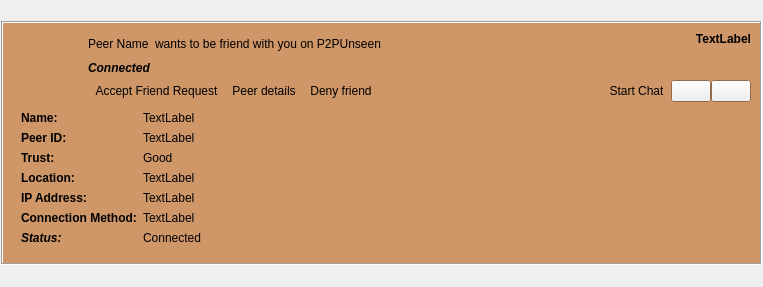
Before: the Qt Designer form retroshare-gui/src/gui/feeds/SecurityItem.ui in RetroShare/RetroShare, drawn with Qt 5.
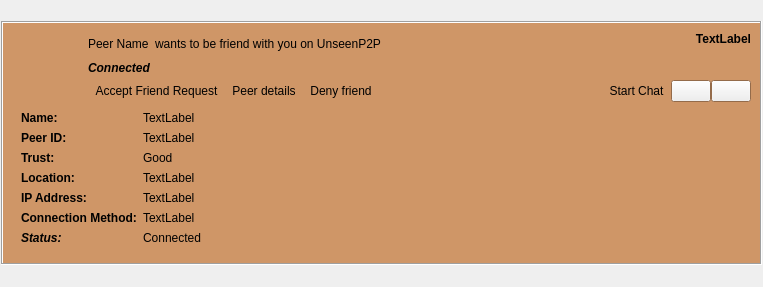
After: the same form once the commit is applied. Icons and pictures are not drawn. Custom widgets are drawn as their Qt base class.

Commit message: Update Unseen name

Patch:
```diff
--- a/retroshare-gui/src/gui/feeds/SecurityItem.ui
+++ b/retroshare-gui/src/gui/feeds/SecurityItem.ui
@@ -195,7 +195,7 @@
               </sizepolicy>
              </property>
              <property name="text">
-              <string>wants to be friend with you on P2PUnseen</string>
+              <string>wants to be friend with you on UnseenP2P</string>
              </property>
              <property name="alignment">
               <set>Qt::AlignLeading|Qt::AlignLeft|Qt::AlignVCenter</set>
```
The commit also changes 107 other files.
